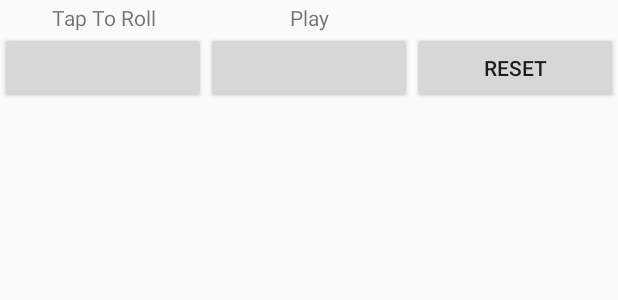
After one commit to ahugenb333/ScatTools, an Android app: the layout activity_list.xml on its own in the app's theme, with its tools: preview values and no code run, on a phone screen of 412 x 824 dp. The commit adds this screen. Shown: the top 300 px of the screen. Run offline under Robolectric (Android 15) with nearby library versions, the phone set to English and light mode, and no system bars.

Commit message:
list start

```diff
--- /dev/null
+++ b/app/src/main/res/layout/activity_list.xml
@@ -0,0 +1,53 @@
+<?xml version="1.0" encoding="utf-8"?>
+<LinearLayout
+    xmlns:android="http://schemas.android.com/apk/res/android"
+    android:layout_width="match_parent"
+    android:layout_height="match_parent"
+    android:orientation="vertical"
+    android:paddingBottom="2dp"
+    android:paddingTop="2dp">
+
+    <LinearLayout
+        android:layout_width="match_parent"
+        android:layout_height="wrap_content"
+        android:orientation="horizontal">
+        <TextView
+            android:layout_width="0dp"
+            android:layout_height="wrap_content"
+            android:layout_weight="1"
+            android:gravity="center"
+            android:text="Tap To Roll"/>
+        <TextView
+            android:layout_width="0dp"
+            android:layout_height="wrap_content"
+            android:layout_weight="1"
+            android:gravity="center"
+            android:text="Play"/>
+        <View
+            android:layout_width="0dp"
+            android:layout_height="0dp"
+            android:layout_weight="1"
+            android:gravity="center"/>
+    </LinearLayout>
+
+    <LinearLayout
+        android:layout_width="match_parent"
+        android:layout_height="wrap_content"
+        android:orientation="horizontal">
+        <Button
+            android:layout_width="0dp"
+            android:layout_height="wrap_content"
+            android:layout_weight="1"/>
+        <Button
+            android:id="@+id/btn_list_timer"
+            android:layout_width="0dp"
+            android:layout_height="wrap_content"
+            android:layout_weight="1"/>
+        <Button
+            android:id="@+id/btn_list_reset"
+            android:layout_width="0dp"
+            android:layout_height="wrap_content"
+            android:layout_weight="1"
+            android:text="Reset"/>
+    </LinearLayout>
+</LinearLayout>
```
Also changed, not shown: app/src/main/java/com/hugey/scattools/ListActivity.java (added, +17 -0 lines), app/src/main/java/com/hugey/scattools/MainActivity.java (+16 -13 lines).
